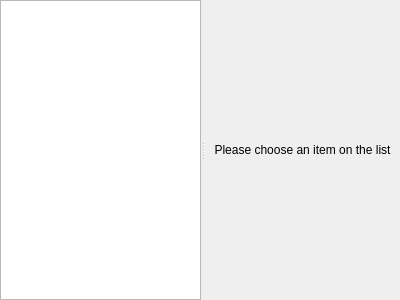
Above: add-printer/PageDestinations.ui from KDE/print-manager before the change. Below: the same form after it.
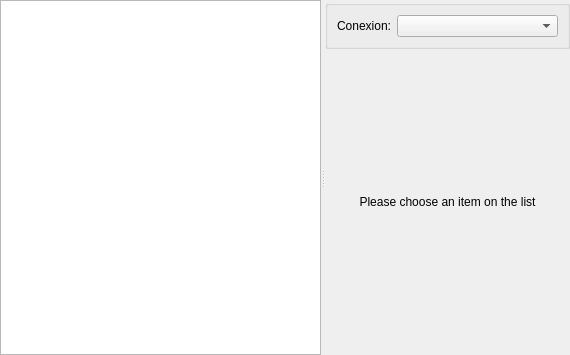
That is the form after the change. Custom widgets are drawn as their Qt base class.

Commit message: Display the grouped URIs into a combobox

```diff
--- a/add-printer/PageDestinations.ui
+++ b/add-printer/PageDestinations.ui
@@ -6,8 +6,8 @@
    <rect>
     <x>0</x>
     <y>0</y>
-    <width>400</width>
-    <height>300</height>
+    <width>570</width>
+    <height>355</height>
    </rect>
   </property>
   <property name="sizePolicy">
@@ -57,6 +57,38 @@
        <bool>false</bool>
       </attribute>
      </widget>
+     <widget class="QWidget" name="">
+      <layout class="QVBoxLayout" name="verticalLayout">
+       <property name="spacing">
+        <number>0</number>
+       </property>
+       <item>
+        <widget class="QGroupBox" name="conexionGB">
+         <property name="title">
+          <string/>
+         </property>
+         <layout class="QFormLayout" name="formLayout">
+          <item row="0" column="0">
+           <widget class="QLabel" name="label_2">
+            <property name="text">
+             <string>Conexion:</string>
+            </property>
+           </widget>
+          </item>
+          <item row="0" column="1">
+           <widget class="KComboBox" name="conexionCB">
+            <property name="sizePolicy">
+             <sizepolicy hsizetype="Expanding" vsizetype="Fixed">
+              <horstretch>0</horstretch>
+              <verstretch>0</verstretch>
+             </sizepolicy>
+            </property>
+           </widget>
+          </item>
+         </layout>
+        </widget>
+       </item>
+       <item>
      <widget class="QStackedWidget" name="stackedWidget">
       <property name="sizePolicy">
        <sizepolicy hsizetype="Expanding" vsizetype="Preferred">
@@ -79,10 +111,20 @@
        </layout>
       </widget>
      </widget>
-    </widget>
+       </item>
+      </layout>
+     </widget>
+    </widget>
    </item>
   </layout>
  </widget>
+ <customwidgets>
+  <customwidget>
+   <class>KComboBox</class>
+   <extends>QComboBox</extends>
+   <header>kcombobox.h</header>
+  </customwidget>
+ </customwidgets>
  <resources/>
  <connections/>
 </ui>
```
Left out of the diff: 6 changed lines with no effect on the pictures. Lines whose indentation alone changed are shown as unchanged. The commit also changes 4 other files.
